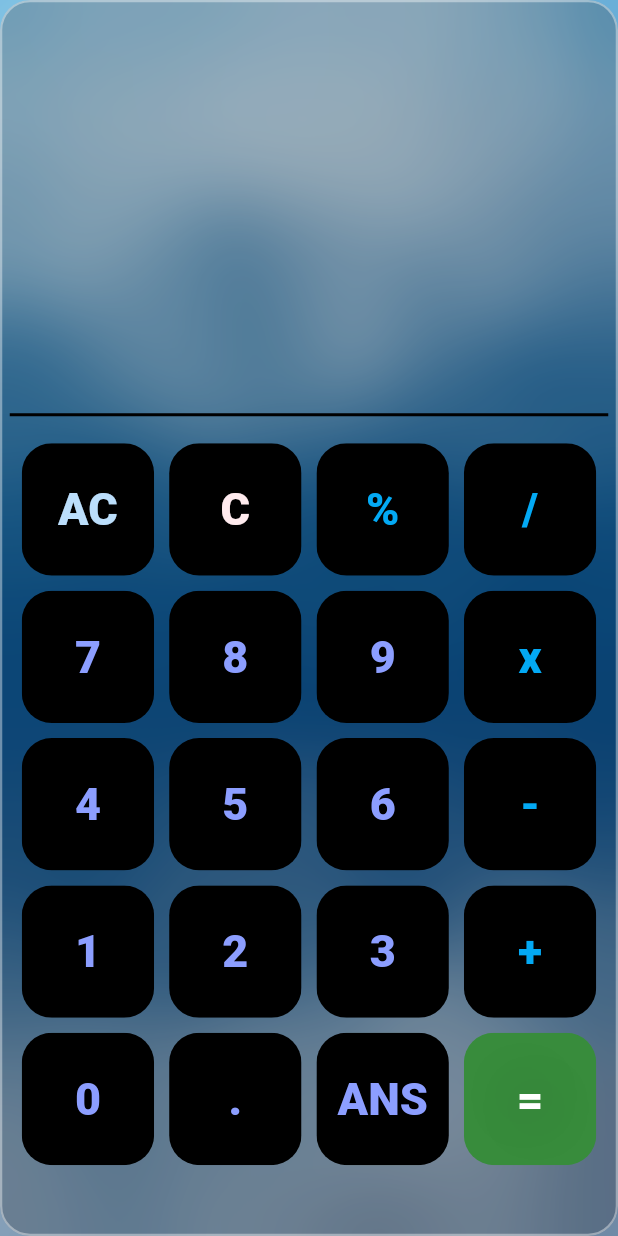
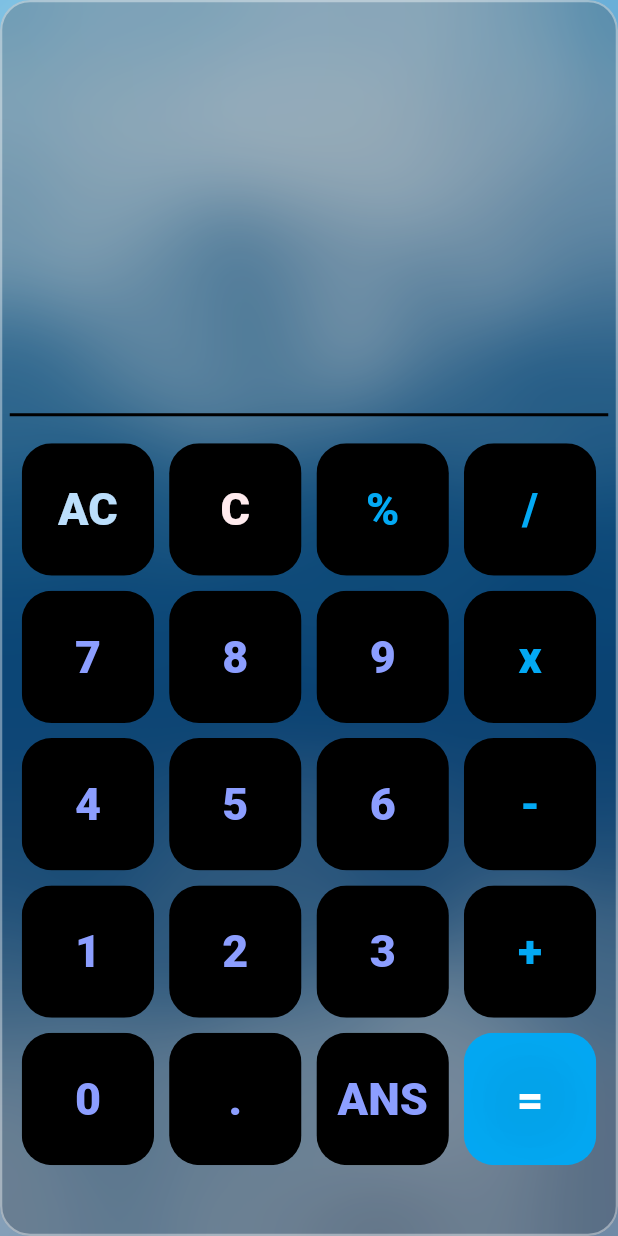
Before and after one commit to A0nik03/Uical-flutter, a Flutter app: the screen it shows after launch, on a phone screen of 412 x 824 dp. Run offline on Flutter 3.47's test engine with Material 2 defaults, Android fonts, the phone set to English and light mode, and no system bars; our stand-ins replace math_expressions.

Commit message:
Fourth Commit

```diff
--- a/lib/home_page.dart
+++ b/lib/home_page.dart
@@ -121,7 +121,7 @@ class _WelcomeState extends State<Welcome> {
                                     });
                                   },
                                   buttonText: buttons[index],
-                                  color: Colors.green.shade700,
+                                  color: Colors.lightBlue,
                                   textColor: Colors.white,
                                 );
                               } else if (index == 0) {
```
